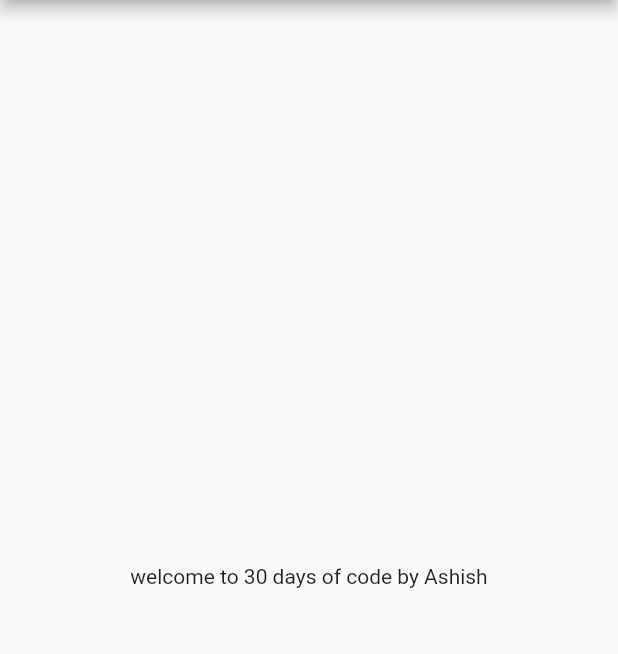
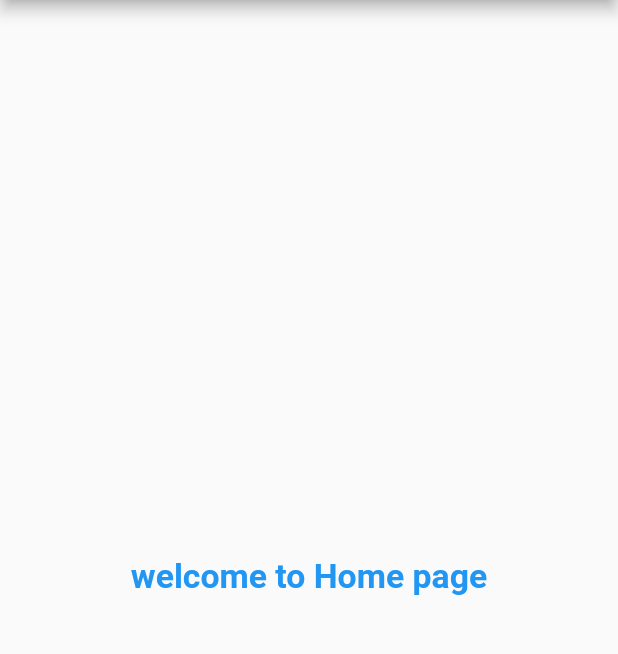
Before and after one commit to ashishu8888/catalogApp-flutter, a Flutter app: the HomePage screen opened directly, on a phone screen of 412 x 824 dp, the part 84-738 px from its top. Run offline on Flutter 3.47's test engine with Material 2 defaults, Android fonts, the phone set to English and light mode, and no system bars.

Commit message:
day3 completed

```diff
--- a/flutter_application_1/lib/home.dart
+++ b/flutter_application_1/lib/pages/home.dart
@@ -3,7 +3,7 @@ import 'package:flutter/material.dart';
 // ignore: must_be_immutable
 class HomePage extends StatelessWidget {
   int days = 30;
-  var name = "Ashish";
+  var name = "Home";
 
   HomePage({Key? key}) : super(key: key);
   @override
@@ -15,7 +15,12 @@ class HomePage extends StatelessWidget {
       body: Center(
         // ignore: avoid_unnecessary_containers
         child: Container(
-          child: Text("welcome to $days days of code by $name"),
+          child: Text(
+            "welcome to $name page",
+            style: TextStyle(
+                fontSize: 15, color: Colors.blue, fontWeight: FontWeight.bold),
+            textScaleFactor: 1.5,
+          ),
         ),
       ),
       drawer: const Drawer(),
```
Also changed, not shown: flutter_application_1/lib/main2.dart (+13 -2 lines), flutter_application_1/lib/pages/login_page.dart (added, +19 -0 lines).
